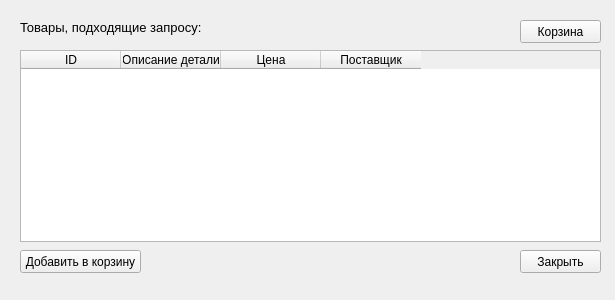
Qt form myClient/result.ui (deeqi/kurs_pr) before a commit.
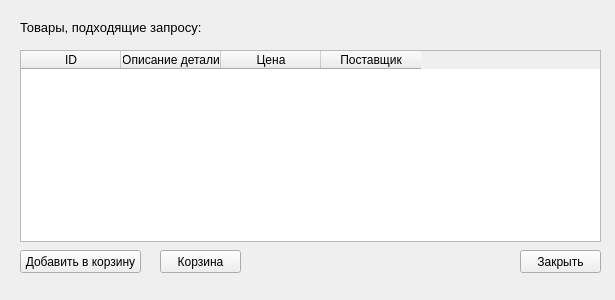
The same form after that commit.

```diff
--- a/myClient/result.ui
+++ b/myClient/result.ui
@@ -85,7 +85,7 @@
   <widget class="QLabel" name="label_2">
    <property name="geometry">
     <rect>
-     <x>160</x>
+     <x>250</x>
      <y>250</y>
      <width>371</width>
      <height>20</height>
@@ -98,8 +98,8 @@
   <widget class="QPushButton" name="pushButton_3">
    <property name="geometry">
     <rect>
-     <x>520</x>
-     <y>20</y>
+     <x>160</x>
+     <y>250</y>
      <width>81</width>
      <height>23</height>
     </rect>
```
